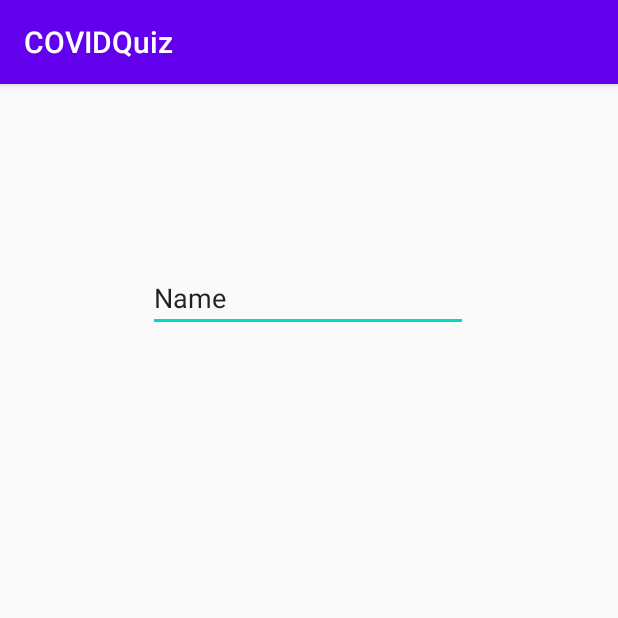
After one commit to jmahajan117/COVIDQuiz, an Android app: the CreateRoom screen opened directly, with no data from a screen before it, on a phone screen of 412 x 824 dp, the top half of it. The commit adds this screen. Run offline under Robolectric (Android 15) with nearby library versions, the phone set to English and light mode, and no system bars.

Commit message:
Fixed Room UI

```diff
--- a/app/src/main/AndroidManifest.xml
+++ b/app/src/main/AndroidManifest.xml
@@ -11,7 +11,8 @@
         android:roundIcon="@mipmap/ic_launcher_round"
         android:supportsRtl="true"
         android:theme="@style/AppTheme">
-        <activity android:name=".CurrentRoom"></activity>
+        <activity android:name=".CreateRoom"></activity>
+        <activity android:name=".CurrentRoom" />
         <activity android:name=".ReadQuestion" />
         <activity android:name=".AddQuestion" />
         <activity android:name=".DeleteUser" />
--- /dev/null
+++ b/app/src/main/java/com/example/covidquiz/CreateRoom.java
@@ -0,0 +1,14 @@
+package com.example.covidquiz;
+
+import androidx.appcompat.app.AppCompatActivity;
+
+import android.os.Bundle;
+
+public class CreateRoom extends AppCompatActivity {
+
+    @Override
+    protected void onCreate(Bundle savedInstanceState) {
+        super.onCreate(savedInstanceState);
+        setContentView(R.layout.activity_create_room);
+    }
+}
--- a/app/src/main/java/com/example/covidquiz/ui/dashboard/DashboardFragment.java
+++ b/app/src/main/java/com/example/covidquiz/ui/dashboard/DashboardFragment.java
@@ -13,6 +13,7 @@ import androidx.annotation.NonNull;
 import androidx.fragment.app.Fragment;
 
 import com.example.covidquiz.AddQuestion;
+import com.example.covidquiz.CreateRoom;
 import com.example.covidquiz.R;
 import com.example.covidquiz.ReadQuestion;
 
--- a/app/src/main/java/com/example/covidquiz/ui/notifications/NotificationsFragment.java
+++ b/app/src/main/java/com/example/covidquiz/ui/notifications/NotificationsFragment.java
@@ -7,6 +7,7 @@ import android.view.View;
 import android.view.ViewGroup;
 import android.widget.AdapterView;
 import android.widget.ArrayAdapter;
+import android.widget.Button;
 import android.widget.ListView;
 import android.widget.TextView;
 import android.widget.Toast;
@@ -17,6 +18,7 @@ import androidx.fragment.app.Fragment;
 import androidx.lifecycle.Observer;
 import androidx.lifecycle.ViewModelProviders;
 
+import com.example.covidquiz.CreateRoom;
 import com.example.covidquiz.CurrentRoom;
 import com.example.covidquiz.R;
 
@@ -30,11 +32,15 @@ public class NotificationsFragment extends Fragment {
 
 
     private ListView roomList;
+    private Button createRoomButton;
+
     public View onCreateView(@NonNull LayoutInflater inflater,
                              ViewGroup container, Bundle savedInstanceState) {
 
         View root = inflater.inflate(R.layout.fragment_notifications, container, false);
         roomList = (ListView) root.findViewById(R.id.roomList);
+        createRoomButton = (Button) root.findViewById(R.id.buttonCreateRoom);
+
         ArrayList<String> rooms = new ArrayList<>();
         String teamName = getActivity().getIntent().getStringExtra("Team Name");
         //TODO:List all of the rooms that a team is in
@@ -65,10 +71,18 @@ public class NotificationsFragment extends Fragment {
             String roomName = rooms.get(position);
             Intent i = new Intent(getActivity(), CurrentRoom.class);
             i.putExtra("Room Name", roomName);
+            startActivity(i);
 
         });
 
 
+
+        createRoomButton.setOnClickListener(v -> {
+            Intent i = new Intent(getActivity(), CreateRoom.class);
+            i.putExtra("Team Name", teamName);
+            startActivity(i);
+        });
+
         return root;
     }
 }
--- /dev/null
+++ b/app/src/main/res/layout/activity_create_room.xml
@@ -0,0 +1,21 @@
+<?xml version="1.0" encoding="utf-8"?>
+<androidx.constraintlayout.widget.ConstraintLayout xmlns:android="http://schemas.android.com/apk/res/android"
+    xmlns:app="http://schemas.android.com/apk/res-auto"
+    xmlns:tools="http://schemas.android.com/tools"
+    android:layout_width="match_parent"
+    android:layout_height="match_parent"
+    tools:context=".CreateRoom">
+
+    <EditText
+        android:id="@+id/editTextTextPersonName2"
+        android:layout_width="wrap_content"
+        android:layout_height="wrap_content"
+        android:layout_marginTop="120dp"
+        android:ems="10"
+        android:inputType="textPersonName"
+        android:text="Name"
+        app:layout_constraintEnd_toEndOf="parent"
+        app:layout_constraintHorizontal_bias="0.497"
+        app:layout_constraintStart_toStartOf="parent"
+        app:layout_constraintTop_toTopOf="parent" />
+</androidx.constraintlayout.widget.ConstraintLayout>
```
